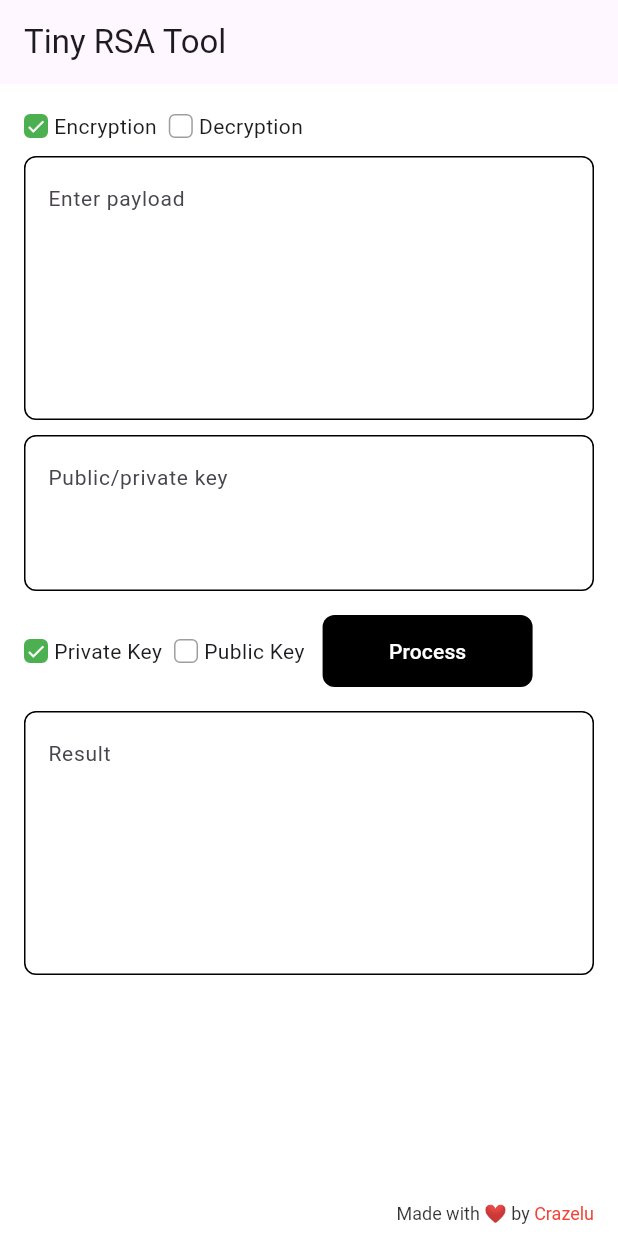
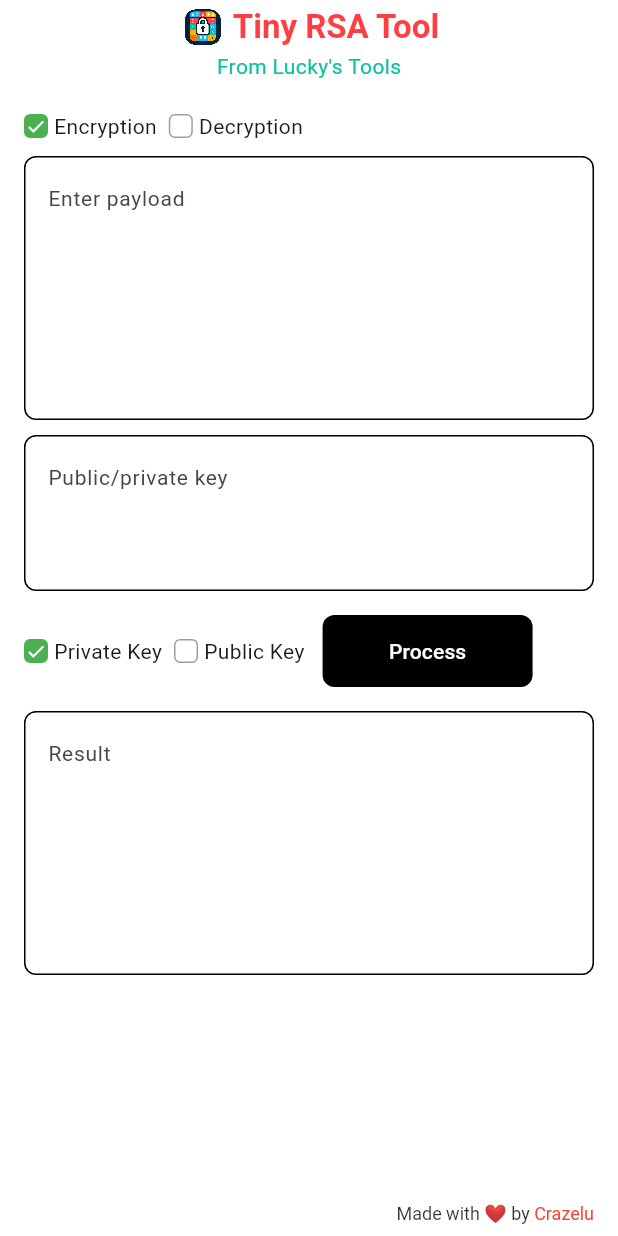
Before and after one commit to Crazelu/tinytools, a Flutter app: the screen it shows after launch, on a phone screen of 412 x 824 dp. Run offline on Flutter 3.47's test engine with Material 3 defaults, Android fonts, the phone set to English and light mode, and no system bars; our stand-ins replace dio, flutter_secure_storage, get_it, rxdart, shared_preferences, url_strategy; missing offline and left inert: asn1lib, flutter_dialog_manager, pointycastle, universal_html.

Commit message:
Updates Tiny RSA Tool home page app bar

```diff
--- /dev/null
+++ b/apps/tiny_rsa_tool/lib/assets/assets.gen.dart
@@ -0,0 +1,93 @@
+/// GENERATED CODE - DO NOT MODIFY BY HAND
+/// *****************************************************
+///  FlutterGen
+/// *****************************************************
+
+// coverage:ignore-file
+// ignore_for_file: type=lint
+// ignore_for_file: directives_ordering,unnecessary_import,implicit_dynamic_list_literal,deprecated_member_use
+
+import 'package:flutter/widgets.dart';
+
+class TinyRsaToolAssets {
+  TinyRsaToolAssets._();
+
+  static const AssetGenImage logo = AssetGenImage('assets/logo.png');
+
+  /// List of all assets
+  static List<AssetGenImage> get values => [logo];
+}
+
+class AssetGenImage {
+  const AssetGenImage(this._assetName);
+
+  final String _assetName;
+
+  Image image({
+    Key? key,
+    AssetBundle? bundle,
+    ImageFrameBuilder? frameBuilder,
+    ImageErrorWidgetBuilder? errorBuilder,
+    String? semanticLabel,
+    bool excludeFromSemantics = false,
+    double? scale,
+    double? width,
+    double? height,
+    Color? color,
+    Animation<double>? opacity,
+    BlendMode? colorBlendMode,
+    BoxFit? fit,
+    AlignmentGeometry alignment = Alignment.center,
+    ImageRepeat repeat = ImageRepeat.noRepeat,
+    Rect? centerSlice,
+    bool matchTextDirection = false,
+    bool gaplessPlayback = false,
+    bool isAntiAlias = false,
+    String? package,
+    FilterQuality filterQuality = FilterQuality.low,
+    int? cacheWidth,
+    int? cacheHeight,
+  }) {
+    return Image.asset(
+      _assetName,
+      key: key,
+      bundle: bundle,
+      frameBuilder: frameBuilder,
+      errorBuilder: errorBuilder,
+      semanticLabel: semanticLabel,
+      excludeFromSemantics: excludeFromSemantics,
+      scale: scale,
+      width: width,
+      height: height,
+      color: color,
+      opacity: opacity,
+      colorBlendMode: colorBlendMode,
+      fit: fit,
+      alignment: alignment,
+      repeat: repeat,
+      centerSlice: centerSlice,
+      matchTextDirection: matchTextDirection,
+      gaplessPlayback: gaplessPlayback,
+      isAntiAlias: isAntiAlias,
+      package: package,
+      filterQuality: filterQuality,
+      cacheWidth: cacheWidth,
+      cacheHeight: cacheHeight,
+    );
+  }
+
+  ImageProvider provider({
+    AssetBundle? bundle,
+    String? package,
+  }) {
+    return AssetImage(
+      _assetName,
+      bundle: bundle,
+      package: package,
+    );
+  }
+
+  String get path => _assetName;
+
+  String get keyName => _assetName;
+}
--- a/apps/tiny_rsa_tool/lib/main.dart
+++ b/apps/tiny_rsa_tool/lib/main.dart
@@ -1,11 +1,13 @@
 import 'package:flutter/gestures.dart';
 import 'package:flutter/material.dart';
+import 'package:tiny_rsa_tool/assets/assets.gen.dart';
 import 'package:tiny_rsa_tool/encryption_helper.dart';
 import 'package:tiny_rsa_tool/widgets/check_box_tile.dart';
 import 'package:tiny_rsa_tool/widgets/custom_text_field.dart';
 import 'package:tiny_rsa_tool/widgets/footer.dart';
 import 'package:tiny_rsa_tool/widgets/responsive_builder.dart';
 import 'package:url_strategy/url_strategy.dart';
+import "package:universal_html/html.dart" as html;
 
 void main() {
   setPathUrlStrategy();
@@ -99,8 +101,46 @@ class _MyHomePageState extends State<MyHomePage> {
     return Scaffold(
       backgroundColor: Colors.white,
       appBar: AppBar(
+        backgroundColor: Colors.white,
         surfaceTintColor: Colors.transparent,
-        title: Text(widget.title),
+        title: Column(
+          children: [
+            Row(
+              mainAxisAlignment: MainAxisAlignment.center,
+              children: [
+                TinyRsaToolAssets.logo.image(
+                  height: (40.0, 32.0).resolve,
+                  width: (40.0, 32.0).resolve,
+                ),
+                SizedBox(width: (8.0, 4.0).resolve),
+                Text(
+                  widget.title,
+                  style: Theme.of(context).textTheme.titleLarge?.copyWith(
+                        fontWeight: FontWeight.bold,
+                        color: const Color(0xFFFF3E43),
+                      ),
+                ),
+              ],
+            ),
+            InkWell(
+              hoverColor: Colors.transparent,
+              highlightColor: Colors.transparent,
+              splashColor: Colors.transparent,
+              onTap: () {
+                html.window.open(
+                  'https://tools.luckyebere.com/',
+                  "Lucky's Tools",
+                );
+              },
+              child: Text(
+                "From Lucky's Tools",
+                style: Theme.of(context).textTheme.bodyMedium?.copyWith(
+                      color: const Color(0xFF0BC19E),
+                    ),
+              ),
+            ),
+          ],
+        ),
       ),
       body: Center(
         child: Padding(
@@ -181,7 +221,7 @@ class _MyHomePageState extends State<MyHomePage> {
                           SizedBox(width: (24.0, 12.0).resolve),
                           TextButton(
                             onPressed: _process,
-                            child: Text('Process'),
+                            child: const Text('Process'),
                           ),
                         ],
                       ),
--- a/lib/features/home/presentation/pages/home_page.dart
+++ b/lib/features/home/presentation/pages/home_page.dart
@@ -26,6 +26,7 @@ class HomePage extends StatelessWidget {
                     height: (40.0, 32.0).resolve,
                     width: (40.0, 32.0).resolve,
                   ),
+                  SizedBox(width: (8.0, 4.0).resolve),
                   Text(
                     context.locale.luckysTools,
                     style: Theme.of(context).textTheme.titleLarge?.copyWith(
```
Also changed, not shown: apps/tiny_rsa_tool/pubspec.yaml (+13 -1 lines), apps/tiny_rsa_tool/assets/logo.png (added), 27 other files.
